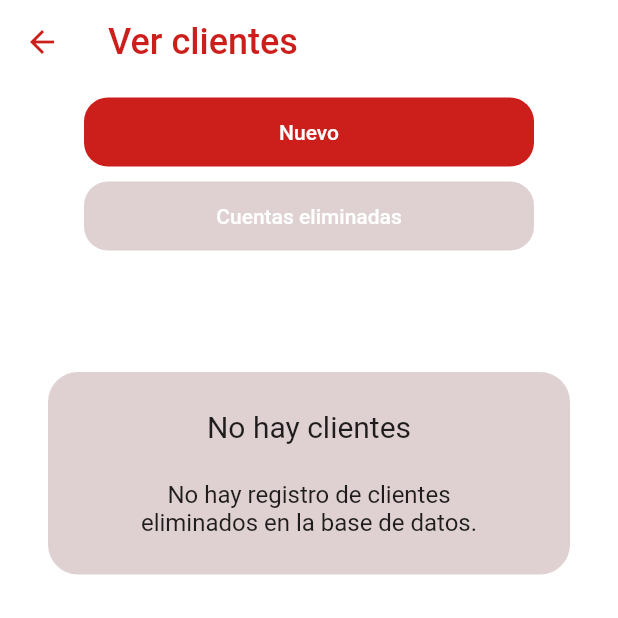
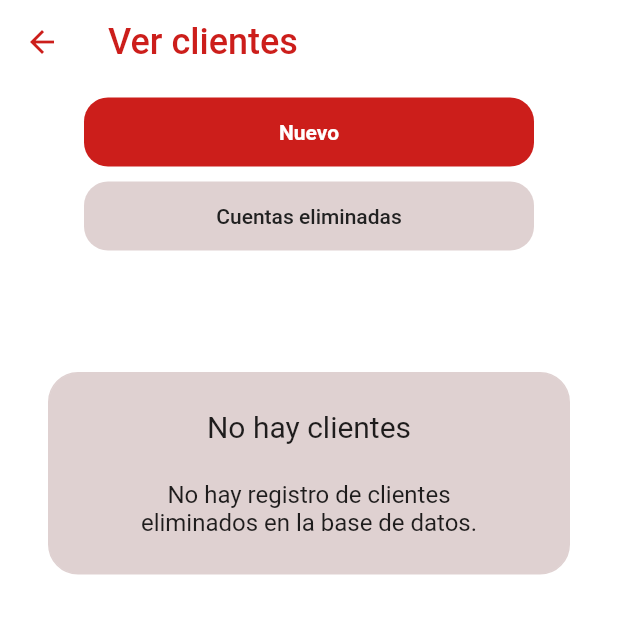
Before and after one commit to AlcaideMarina/tfg_app_interna_flutter, a Flutter app: the AllClientsPage screen opened directly with empty values, on a phone screen of 412 x 824 dp, the top half of it. Run offline on Flutter 3.47's test engine with Material 2 defaults, Android fonts, the phone set to English and light mode, and no system bars; our stand-ins replace cloud_firestore, firebase_auth, firebase_core; accounts and stored records are empty.

Commit message:
feat: Add button text style

```diff
--- a/lib/component/component_button.dart
+++ b/lib/component/component_button.dart
@@ -73,7 +73,7 @@ class ComponentButton extends StatelessWidget {
           backgroundColor: MaterialStateProperty.resolveWith<Color>(
             (Set<MaterialState> states) {
               if (states.contains(MaterialState.pressed)) {
-                return Theme.of(context).colorScheme.primary.withOpacity(0.5);
+                return CustomColors.redPrimaryColor.withOpacity(0.5);
               } else if (states.contains(MaterialState.disabled)) {
                 return CustomColors.grayColor;
               }
--- a/lib/component/constants/hn_button.dart
+++ b/lib/component/constants/hn_button.dart
@@ -48,7 +48,9 @@ class HNButton {
   late double radius;
   double circleRadius = 100.0;
   double roundedRadius = 16.0;
-  TextStyle textStyle = const TextStyle();
+  TextStyle textStyle = const TextStyle(fontWeight: FontWeight.bold);
+  FontWeight? fontWeight;
+  Color? fontColor;
   bool autofocus = false;
   Clip clipBehavior = Clip.none;
   late Color backgroundColor;
@@ -87,13 +89,14 @@ class HNButton {
         radius = customRadius ?? roundedRadius;
         backgroundColor = customBackgroundColor ?? CustomColors.redPrimaryColor;
         onPrimaryColor = customOnPrimaryColor ?? CustomColors.whiteColor;
+        textStyle = customTextStyle ?? const TextStyle(color: CustomColors.whiteColor);
         break;
 
       case ButtonTypes.redWhiteBoldRoundedButton:
         radius = customRadius ?? roundedRadius;
         backgroundColor = customBackgroundColor ?? CustomColors.redPrimaryColor;
         onPrimaryColor = customOnPrimaryColor ?? CustomColors.whiteColor;
-        textStyle = customTextStyle ?? textStyle;
+        textStyle = customTextStyle ?? const TextStyle(fontWeight: FontWeight.bold, color: CustomColors.whiteColor);
         break;
 
       case ButtonTypes.grayBlackRoundedButton:
@@ -101,6 +104,7 @@ class HNButton {
         backgroundColor =
             customBackgroundColor ?? CustomColors.redGraySecondaryColor;
         onPrimaryColor = customOnPrimaryColor ?? CustomColors.blackColor;
+        textStyle = customTextStyle ?? const TextStyle(color: CustomColors.blackColor);
         break;
 
       case ButtonTypes.grayBlackBoldRoundedButton:
@@ -108,46 +112,49 @@ class HNButton {
         backgroundColor =
             customBackgroundColor ?? CustomColors.redGraySecondaryColor;
         onPrimaryColor = customOnPrimaryColor ?? CustomColors.blackColor;
-        textStyle = customTextStyle ?? textStyle;
+        textStyle = customTextStyle ?? const TextStyle(fontWeight: FontWeight.bold, color: CustomColors.blackColor);
         break;
 
       case ButtonTypes.whiteRedRoundedButton:
         radius = customRadius ?? roundedRadius;
         backgroundColor = customBackgroundColor ?? CustomColors.whiteColor;
         onPrimaryColor = customOnPrimaryColor ?? CustomColors.redPrimaryColor;
+        textStyle = customTextStyle ?? const TextStyle(color: CustomColors.redPrimaryColor);
         break;
 
       case ButtonTypes.whiteRedBoldRoundedButton:
         radius = customRadius ?? roundedRadius;
         backgroundColor = customBackgroundColor ?? CustomColors.whiteColor;
         onPrimaryColor = customOnPrimaryColor ?? CustomColors.redPrimaryColor;
-        textStyle = customTextStyle ?? textStyle;
+        textStyle = customTextStyle ?? const TextStyle(fontWeight: FontWeight.bold, color: CustomColors.redPrimaryColor);
         break;
 
       case ButtonTypes.whiteBlackRoundedButton:
         radius = customRadius ?? roundedRadius;
         backgroundColor = customBackgroundColor ?? CustomColors.whiteColor;
         onPrimaryColor = customOnPrimaryColor ?? CustomColors.blackColor;
+        textStyle = customTextStyle ?? const TextStyle(color: CustomColors.blackColor);
         break;
 
       case ButtonTypes.whiteBlackBoldRoundedButton:
         radius = customRadius ?? roundedRadius;
         backgroundColor = customBackgroundColor ?? CustomColors.whiteColor;
         onPrimaryColor = customOnPrimaryColor ?? CustomColors.blackColor;
-        textStyle = customTextStyle ?? textStyle;
+        textStyle = customTextStyle ?? const TextStyle(fontWeight: FontWeight.bold, color: CustomColors.blackColor);
         break;
 
       case ButtonTypes.redWhiteCricleButton:
         radius = customRadius ?? circleRadius;
         backgroundColor = customBackgroundColor ?? CustomColors.redPrimaryColor;
         onPrimaryColor = customOnPrimaryColor ?? CustomColors.whiteColor;
+        textStyle = customTextStyle ?? const TextStyle(color: CustomColors.whiteColor);
         break;
 
       case ButtonTypes.redWhiteBoldCricleButton:
         radius = customRadius ?? circleRadius;
         backgroundColor = customBackgroundColor ?? CustomColors.redPrimaryColor;
         onPrimaryColor = customOnPrimaryColor ?? CustomColors.whiteColor;
-        textStyle = customTextStyle ?? textStyle;
+        textStyle = customTextStyle ?? const TextStyle(fontWeight: FontWeight.bold, color: CustomColors.whiteColor);
         break;
 
       case ButtonTypes.grayBlackCricleButton:
@@ -155,6 +162,7 @@ class HNButton {
         backgroundColor =
             customBackgroundColor ?? CustomColors.redGraySecondaryColor;
         onPrimaryColor = customOnPrimaryColor ?? CustomColors.blackColor;
+        textStyle = customTextStyle ?? const TextStyle(fontWeight: FontWeight.bold, color: CustomColors.blackColor);
         break;
 
       case ButtonTypes.grayBlackBoldCricleButton:
@@ -162,33 +170,35 @@ class HNButton {
         backgroundColor =
             customBackgroundColor ?? CustomColors.redGraySecondaryColor;
         onPrimaryColor = customOnPrimaryColor ?? CustomColors.blackColor;
-        textStyle = customTextStyle ?? textStyle;
+        textStyle = customTextStyle ?? const TextStyle(fontWeight: FontWeight.bold, color: CustomColors.blackColor);
         break;
 
       case ButtonTypes.whiteRedCricleButton:
         radius = customRadius ?? circleRadius;
         backgroundColor = customBackgroundColor ?? CustomColors.whiteColor;
         onPrimaryColor = customOnPrimaryColor ?? CustomColors.redPrimaryColor;
+        textStyle = customTextStyle ?? const TextStyle(color: CustomColors.blackColor);
         break;
 
       case ButtonTypes.whiteRedBoldCricleButton:
         radius = customRadius ?? circleRadius;
         backgroundColor = customBackgroundColor ?? CustomColors.whiteColor;
         onPrimaryColor = customOnPrimaryColor ?? CustomColors.redPrimaryColor;
-        textStyle = customTextStyle ?? textStyle;
+        textStyle = customTextStyle ?? const TextStyle(fontWeight: FontWeight.bold, color: CustomColors.redPrimaryColor);
         break;
 
       case ButtonTypes.whiteBlackCricleButton:
         radius = customRadius ?? circleRadius;
         backgroundColor = customBackgroundColor ?? CustomColors.whiteColor;
         onPrimaryColor = customOnPrimaryColor ?? CustomColors.blackColor;
+        textStyle = customTextStyle ?? const TextStyle(color: CustomColors.blackColor);
         break;
 
       case ButtonTypes.whiteBlackBoldCricleButton:
         radius = customRadius ?? circleRadius;
         backgroundColor = customBackgroundColor ?? CustomColors.whiteColor;
         onPrimaryColor = customOnPrimaryColor ?? CustomColors.blackColor;
-        textStyle = customTextStyle ?? textStyle;
+        textStyle = customTextStyle ?? const TextStyle(fontWeight: FontWeight.bold, color: CustomColors.blackColor);
         break;
 
       case ButtonTypes.blackGrayRoundedButton:
@@ -196,70 +206,76 @@ class HNButton {
         backgroundColor = customBackgroundColor ?? CustomColors.blackColor;
         onPrimaryColor =
             customOnPrimaryColor ?? CustomColors.redGraySecondaryColor;
+        textStyle = customTextStyle ?? const TextStyle(color: CustomColors.redGraySecondaryColor);
         break;
       case ButtonTypes.blackGrayBoldRoundedButton:
         radius = customRadius ?? roundedRadius;
         backgroundColor = customBackgroundColor ?? CustomColors.blackColor;
         onPrimaryColor =
             customOnPrimaryColor ?? CustomColors.redGraySecondaryColor;
-        textStyle = customTextStyle ?? textStyle;
+        textStyle = customTextStyle ?? const TextStyle(fontWeight: FontWeight.bold, color: CustomColors.redGraySecondaryColor);
         break;
       case ButtonTypes.blackWhiteRoundedButton:
         radius = customRadius ?? roundedRadius;
         backgroundColor = customBackgroundColor ?? CustomColors.blackColor;
         onPrimaryColor = customOnPrimaryColor ?? CustomColors.whiteColor;
+        textStyle = customTextStyle ?? const TextStyle(color: CustomColors.whiteColor);
         break;
       case ButtonTypes.blackWhiteBoldRoundedButton:
         radius = customRadius ?? roundedRadius;
         backgroundColor = customBackgroundColor ?? CustomColors.blackColor;
         onPrimaryColor = customOnPrimaryColor ?? CustomColors.whiteColor;
-        textStyle = customTextStyle ?? textStyle;
+        textStyle = customTextStyle ?? const TextStyle(fontWeight: FontWeight.bold, color: CustomColors.whiteColor);
         break;
       case ButtonTypes.blackRedRoundedButton:
         radius = customRadius ?? roundedRadius;
         backgroundColor = customBackgroundColor ?? CustomColors.blackColor;
         onPrimaryColor = customOnPrimaryColor ?? CustomColors.redPrimaryColor;
+        textStyle = customTextStyle ?? const TextStyle(color: CustomColors.redPrimaryColor);
         break;
       case ButtonTypes.blackRedBoldRoundedButton:
         radius = customRadius ?? roundedRadius;
         backgroundColor = customBackgroundColor ?? CustomColors.blackColor;
         onPrimaryColor = customOnPrimaryColor ?? CustomColors.redPrimaryColor;
-        textStyle = customTextStyle ?? textStyle;
+        textStyle = customTextStyle ?? const TextStyle(fontWeight: FontWeight.bold, color: CustomColors.redPrimaryColor);
         break;
       case ButtonTypes.blackGrayCricleButton:
         radius = customRadius ?? circleRadius;
         backgroundColor = customBackgroundColor ?? CustomColors.blackColor;
         onPrimaryColor =
             customOnPrimaryColor ?? CustomColors.redGraySecondaryColor;
+        textStyle = customTextStyle ?? const TextStyle(color: CustomColors.redGraySecondaryColor);
         break;
       case ButtonTypes.blackGrayBoldCricleButton:
         radius = customRadius ?? circleRadius;
         backgroundColor = customBackgroundColor ?? CustomColors.blackColor;
         onPrimaryColor =
             customOnPrimaryColor ?? CustomColors.redGraySecondaryColor;
-        textStyle = customTextStyle ?? textStyle;
+        textStyle = customTextStyle ?? const TextStyle(fontWeight: FontWeight.bold, color: CustomColors.redGraySecondaryColor);
         break;
       case ButtonTypes.blackWhiteCricleButton:
         radius = customRadius ?? circleRadius;
         backgroundColor = customBackgroundColor ?? CustomColors.blackColor;
         onPrimaryColor = customOnPrimaryColor ?? CustomColors.whiteColor;
+        textStyle = customTextStyle ?? const TextStyle(color: CustomColors.whiteColor);
         break;
       case ButtonTypes.blackWhiteBoldCricleButton:
         radius = customRadius ?? circleRadius;
         backgroundColor = customBackgroundColor ?? CustomColors.blackColor;
         onPrimaryColor = customOnPrimaryColor ?? CustomColors.whiteColor;
-        textStyle = customTextStyle ?? textStyle;
+        textStyle = customTextStyle ?? const TextStyle(fontWeight: FontWeight.bold, color: CustomColors.whiteColor);
         break;
       case ButtonTypes.blackRedCricleButton:
         radius = customRadius ?? circleRadius;
         backgroundColor = customBackgroundColor ?? CustomColors.blackColor;
         onPrimaryColor = customOnPrimaryColor ?? CustomColors.redPrimaryColor;
+        textStyle = customTextStyle ?? const TextStyle(color: CustomColors.redPrimaryColor);
         break;
       case ButtonTypes.blackRedBoldCricleButton:
         radius = customRadius ?? circleRadius;
         backgroundColor = customBackgroundColor ?? CustomColors.blackColor;
         onPrimaryColor = customOnPrimaryColor ?? CustomColors.redPrimaryColor;
-        textStyle = customTextStyle ?? textStyle;
+        textStyle = customTextStyle ?? const TextStyle(fontWeight: FontWeight.bold, color: CustomColors.redPrimaryColor);
         break;
     }
 
@@ -267,6 +283,7 @@ class HNButton {
         leftIcon: leftIcon,
         rightIcon: rightIcon,
         radius: radius,
+        textStyle: textStyle,
         onPressed: onPressed,
         onLongPressed: onLongPressed,
         autofocus: autofocus,
@@ -275,6 +292,7 @@ class HNButton {
         onPrimaryColor: onPrimaryColor,
         elevation: elevation,
         padding: padding,
-        borderSide: borderSide);
+        borderSide: borderSide,
+    );
   }
 }
```
